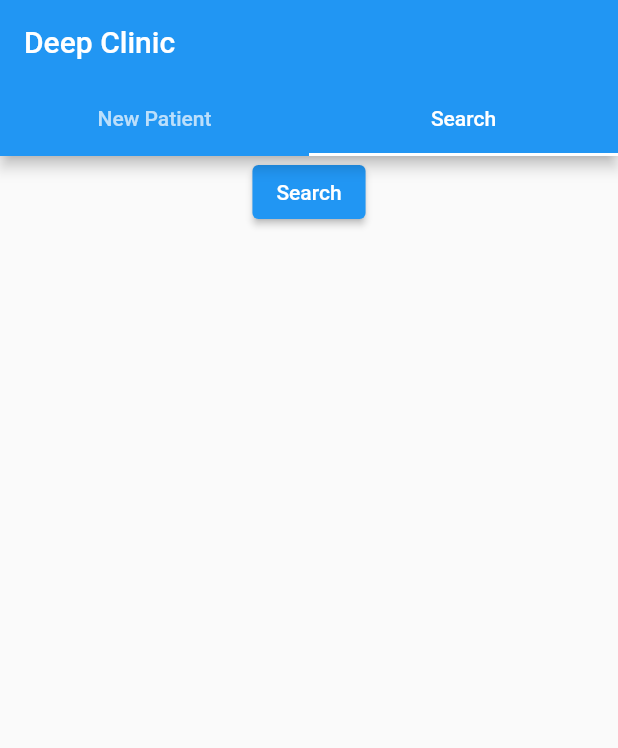
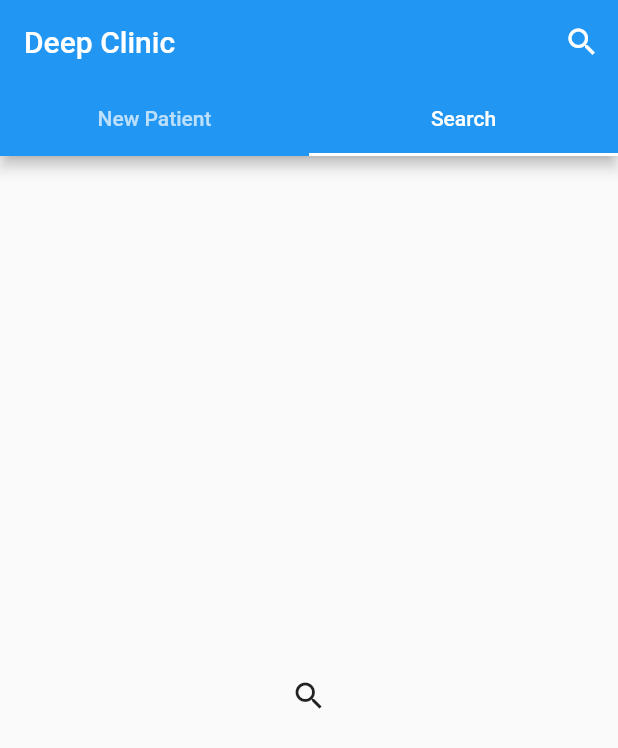
Before and after one commit to vrajbhatt27/clinic, a Flutter app: the screen it shows after launch, tab 2 chosen, on a phone screen of 412 x 824 dp. Shown: the top 748 px of the screen. Run offline on Flutter 3.47's test engine with Material 2 defaults, Android fonts, the phone set to English and light mode, and no system bars; our stand-ins replace hive; missing offline and left inert: dart:ffi; accounts and stored records are empty.

Commit message:
Search Icon added in appBar

```diff
--- a/lib/Screens/home.dart
+++ b/lib/Screens/home.dart
@@ -24,6 +24,7 @@ class _MyHomePageState extends State<MyHomePage> {
       child: Scaffold(
         appBar: AppBar(
           title: Text("Deep Clinic"),
+					actions: [SearchPatient()],
           bottom: TabBar(
             tabs: [
               Tab(child: Text("New Patient")),
--- a/lib/Screens/searchPatientScreen.dart
+++ b/lib/Screens/searchPatientScreen.dart
@@ -11,28 +11,17 @@ class SearchPatient extends StatefulWidget {
 class _SearchPatientState extends State<SearchPatient> {
   @override
   Widget build(BuildContext context) {
+    return IconButton(
+      icon: Icon(Icons.search),
+      onPressed: () {
         final data = Provider.of<Patients>(context, listen: false).data;
-    return Column(
-      children: [
-        ElevatedButton(
-          child: Text("Search"),
-          onPressed: () async {
+        print("\n^^^^^^^^^^^^^^^^^^^^^^^^^^^^^^^^^^^^^^^^^");
+        print(data);
         showSearch(
           context: context,
           delegate: CustomDelegate(data),
         );
       },
-        ),
-
-        // Expanded(
-        //   child: ListView.builder(
-        //     itemCount: data.length,
-        //     itemBuilder: (ctx, i) => ListTile(
-        //       title: Text(data[i]["name"]),
-        //     ),
-        //   ),
-        // ),
-      ],
     );
   }
 }
```
Lines whose indentation alone changed are shown as unchanged.
